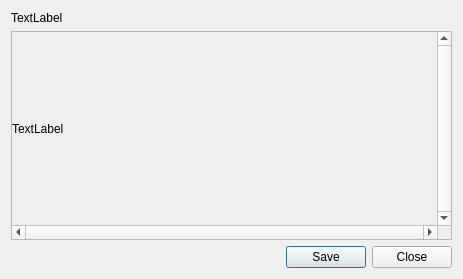
The window that src/plugin_impl/ImagePreviewDialogBase.ui (aroth-fastprotect/sgi) describes before a commit, drawn with Qt 5.
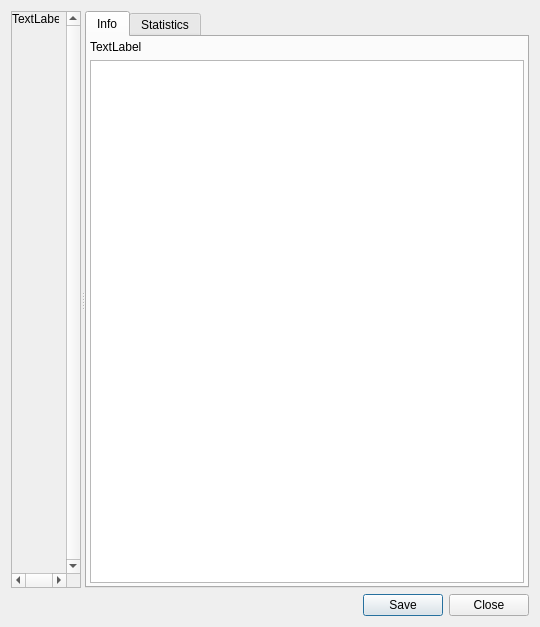
The same window after the commit.

Commit message: add info panel to image preview

The edit to the form file:
```diff
--- a/src/plugin_impl/ImagePreviewDialogBase.ui
+++ b/src/plugin_impl/ImagePreviewDialogBase.ui
@@ -6,8 +6,8 @@
    <rect>
     <x>0</x>
     <y>0</y>
-    <width>463</width>
-    <height>279</height>
+    <width>540</width>
+    <height>627</height>
    </rect>
   </property>
   <property name="windowTitle">
@@ -15,13 +15,16 @@
   </property>
   <layout class="QVBoxLayout" name="verticalLayout">
    <item>
-    <widget class="QLabel" name="label">
-     <property name="text">
-      <string>TextLabel</string>
+    <widget class="QSplitter" name="splitter">
+     <property name="sizePolicy">
+      <sizepolicy hsizetype="Expanding" vsizetype="Expanding">
+       <horstretch>0</horstretch>
+       <verstretch>0</verstretch>
+      </sizepolicy>
      </property>
-    </widget>
-   </item>
-   <item>
+     <property name="orientation">
+      <enum>Qt::Horizontal</enum>
+     </property>
     <widget class="QScrollArea" name="scrollArea">
      <property name="verticalScrollBarPolicy">
       <enum>Qt::ScrollBarAlwaysOn</enum>
@@ -37,30 +40,27 @@
        <rect>
         <x>0</x>
         <y>0</y>
-        <width>427</width>
-        <height>183</height>
-       </rect>
-      </property>
-      <layout class="QHBoxLayout" name="horizontalLayout">
-       <property name="spacing">
-        <number>0</number>
+         <width>52</width>
+         <height>561</height>
+        </rect>
+       </property>
+       <property name="sizePolicy">
+        <sizepolicy hsizetype="Expanding" vsizetype="Expanding">
+         <horstretch>0</horstretch>
+         <verstretch>0</verstretch>
+        </sizepolicy>
        </property>
-       <property name="leftMargin">
-        <number>0</number>
-       </property>
-       <property name="topMargin">
-        <number>0</number>
-       </property>
-       <property name="rightMargin">
-        <number>0</number>
-       </property>
-       <property name="bottomMargin">
-        <number>0</number>
-       </property>
-       <item>
         <widget class="QLabel" name="imageLabel">
+        <property name="geometry">
+         <rect>
+          <x>0</x>
+          <y>0</y>
+          <width>47</width>
+          <height>13</height>
+         </rect>
+        </property>
          <property name="sizePolicy">
-          <sizepolicy hsizetype="Ignored" vsizetype="Ignored">
+         <sizepolicy hsizetype="Expanding" vsizetype="Expanding">
            <horstretch>0</horstretch>
            <verstretch>0</verstretch>
           </sizepolicy>
@@ -72,8 +72,79 @@
           <bool>true</bool>
          </property>
         </widget>
-       </item>
-      </layout>
+      </widget>
+     </widget>
+     <widget class="QTabWidget" name="tabWidget">
+      <property name="currentIndex">
+       <number>0</number>
+      </property>
+      <widget class="QWidget" name="tabInfo">
+       <attribute name="title">
+        <string>Info</string>
+       </attribute>
+       <layout class="QVBoxLayout" name="verticalLayout_2">
+        <property name="leftMargin">
+         <number>3</number>
+        </property>
+        <property name="topMargin">
+         <number>3</number>
+        </property>
+        <property name="rightMargin">
+         <number>3</number>
+        </property>
+        <property name="bottomMargin">
+         <number>3</number>
+        </property>
+        <item>
+         <widget class="QLabel" name="label">
+          <property name="sizePolicy">
+           <sizepolicy hsizetype="Preferred" vsizetype="Fixed">
+            <horstretch>0</horstretch>
+            <verstretch>0</verstretch>
+           </sizepolicy>
+          </property>
+          <property name="text">
+           <string>TextLabel</string>
+          </property>
+         </widget>
+        </item>
+        <item>
+         <widget class="QTextBrowser" name="textEdit">
+          <property name="readOnly">
+           <bool>true</bool>
+          </property>
+          <property name="textInteractionFlags">
+           <set>Qt::LinksAccessibleByMouse|Qt::TextSelectableByMouse</set>
+          </property>
+          <property name="openExternalLinks">
+           <bool>true</bool>
+          </property>
+         </widget>
+        </item>
+       </layout>
+      </widget>
+      <widget class="QWidget" name="tabStatistics">
+       <attribute name="title">
+        <string>Statistics</string>
+       </attribute>
+       <layout class="QVBoxLayout" name="verticalLayout_3">
+        <property name="leftMargin">
+         <number>3</number>
+        </property>
+        <property name="topMargin">
+         <number>3</number>
+        </property>
+        <property name="rightMargin">
+         <number>3</number>
+        </property>
+        <property name="bottomMargin">
+         <number>3</number>
+        </property>
+        <item>
+         <widget class="QListView" name="listView"/>
+        </item>
+       </layout>
+      </widget>
      </widget>
     </widget>
    </item>
```
Lines whose indentation alone changed are shown as unchanged. The commit also changes 8 other files.
